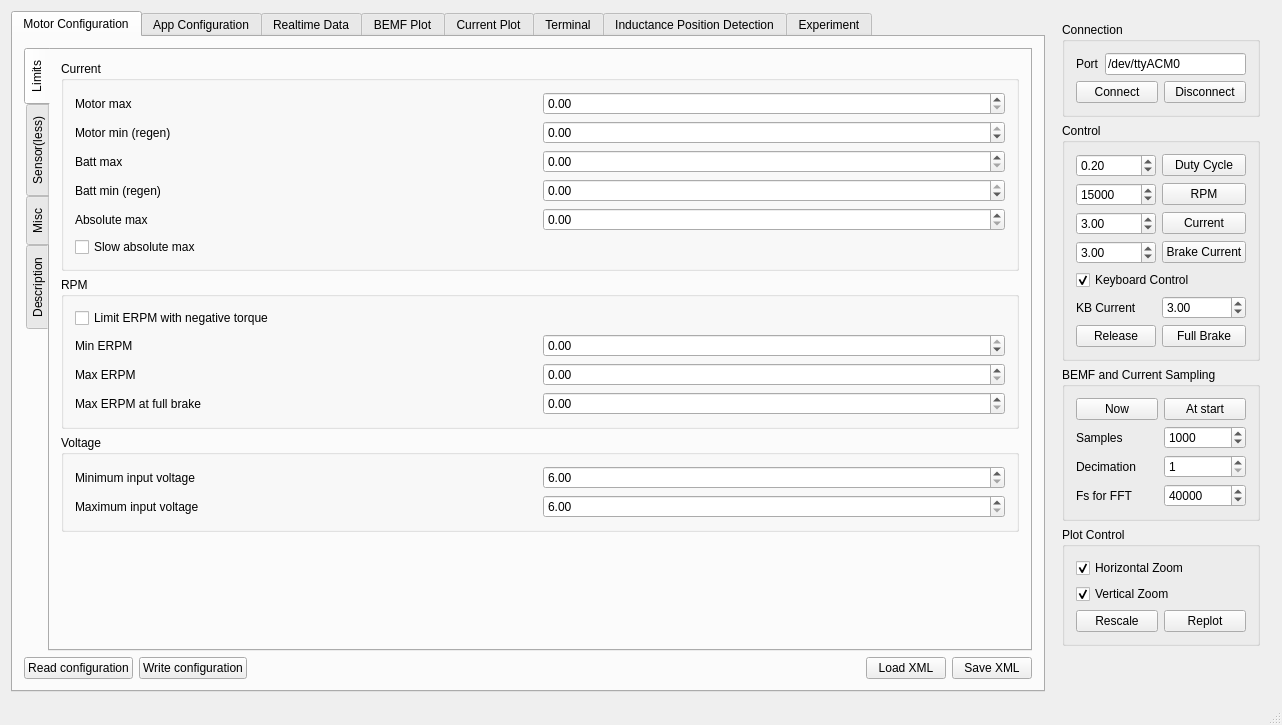
Above: mainwindow.ui from vedderb/bldc-tool before the change. Below: the same form after it.
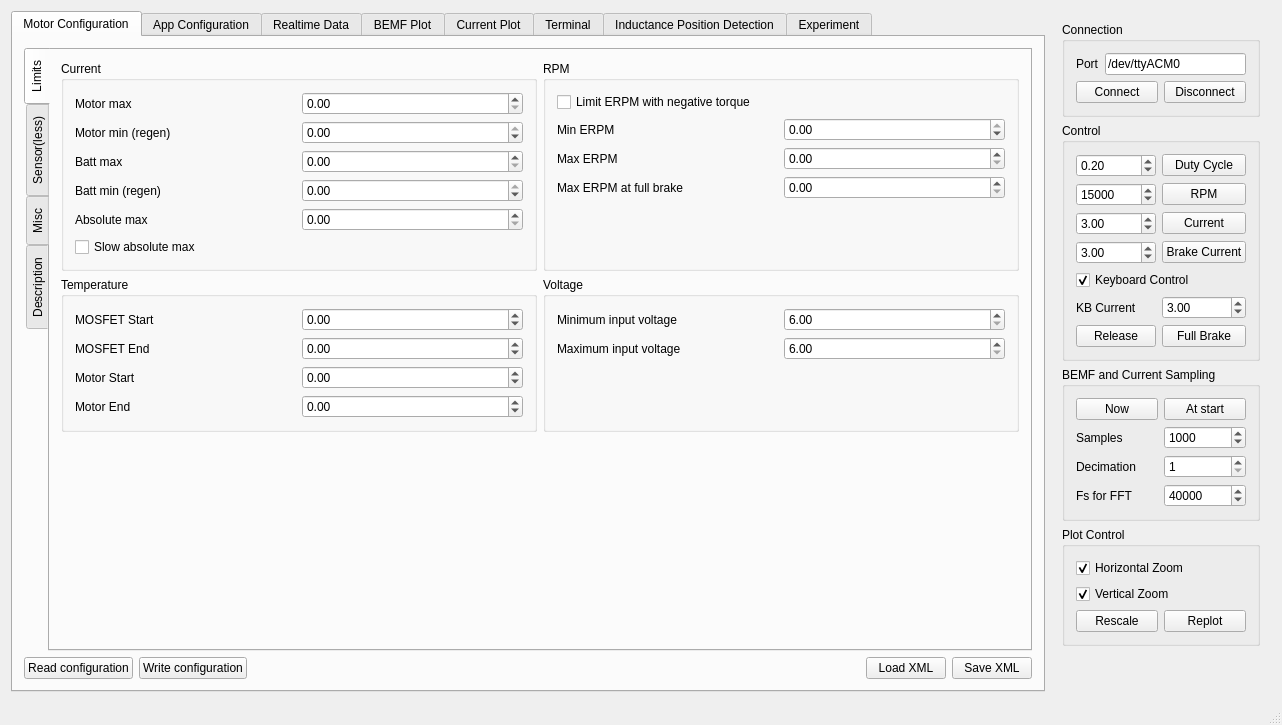
That is the form after the change. The open tabs and pages were chosen to show the change. Custom widgets are drawn as their Qt base class.

Commit message: Configurable temperature limit, new motor configurations

```diff
--- a/mainwindow.ui
+++ b/mainwindow.ui
@@ -56,9 +56,11 @@
              </attribute>
              <layout class="QVBoxLayout" name="verticalLayout_24">
               <item>
+               <layout class="QGridLayout" name="gridLayout_24">
+                <item row="0" column="0">
                <widget class="QGroupBox" name="groupBox_8">
                 <property name="sizePolicy">
-                 <sizepolicy hsizetype="Preferred" vsizetype="Fixed">
+                   <sizepolicy hsizetype="Preferred" vsizetype="MinimumExpanding">
                   <horstretch>0</horstretch>
                   <verstretch>0</verstretch>
                  </sizepolicy>
@@ -157,10 +159,10 @@
                 </layout>
                </widget>
               </item>
-              <item>
+                <item row="0" column="1">
                <widget class="QGroupBox" name="groupBox_9">
                 <property name="sizePolicy">
-                 <sizepolicy hsizetype="Preferred" vsizetype="Fixed">
+                   <sizepolicy hsizetype="Preferred" vsizetype="MinimumExpanding">
                   <horstretch>0</horstretch>
                   <verstretch>0</verstretch>
                  </sizepolicy>
@@ -218,13 +220,6 @@
                      </property>
                     </widget>
                    </item>
-                   <item row="3" column="0">
-                    <widget class="QLabel" name="label_23">
-                     <property name="text">
-                      <string>Max ERPM at full brake</string>
-                     </property>
-                    </widget>
-                   </item>
                    <item row="0" column="0">
                     <widget class="QCheckBox" name="mcconfLimErpmLimitNegTorqueBox">
                      <property name="text">
@@ -232,12 +227,121 @@
                      </property>
                     </widget>
                    </item>
+                     <item row="3" column="0">
+                      <widget class="QLabel" name="label_23">
+                       <property name="text">
+                        <string>Max ERPM at full brake</string>
+                       </property>
+                      </widget>
+                     </item>
+                     <item row="4" column="0">
+                      <spacer name="verticalSpacer_11">
+                       <property name="orientation">
+                        <enum>Qt::Vertical</enum>
+                       </property>
+                       <property name="sizeHint" stdset="0">
+                        <size>
+                         <width>20</width>
+                         <height>40</height>
+                        </size>
+                       </property>
+                      </spacer>
+                     </item>
                   </layout>
                  </item>
                 </layout>
                </widget>
               </item>
-              <item>
+                <item row="1" column="0">
+                 <widget class="QGroupBox" name="groupBox_27">
+                  <property name="title">
+                   <string>Temperature</string>
+                  </property>
+                  <layout class="QGridLayout" name="gridLayout_23">
+                   <item row="0" column="0">
+                    <widget class="QLabel" name="label_57">
+                     <property name="text">
+                      <string>MOSFET Start</string>
+                     </property>
+                    </widget>
+                   </item>
+                   <item row="0" column="1">
+                    <widget class="QDoubleSpinBox" name="mcconfLimTempFetStartBox">
+                     <property name="minimum">
+                      <double>-100.000000000000000</double>
+                     </property>
+                     <property name="maximum">
+                      <double>300.000000000000000</double>
+                     </property>
+                     <property name="singleStep">
+                      <double>5.000000000000000</double>
+                     </property>
+                    </widget>
+                   </item>
+                   <item row="1" column="0">
+                    <widget class="QLabel" name="label_58">
+                     <property name="text">
+                      <string>MOSFET End</string>
+                     </property>
+                    </widget>
+                   </item>
+                   <item row="1" column="1">
+                    <widget class="QDoubleSpinBox" name="mcconfLimTempFetEndBox">
+                     <property name="minimum">
+                      <double>-100.000000000000000</double>
+                     </property>
+                     <property name="maximum">
+                      <double>300.000000000000000</double>
+                     </property>
+                     <property name="singleStep">
+                      <double>5.000000000000000</double>
+                     </property>
+                    </widget>
+                   </item>
+                   <item row="2" column="0">
+                    <widget class="QLabel" name="label_59">
+                     <property name="text">
+                      <string>Motor Start</string>
+                     </property>
+                    </widget>
+                   </item>
+                   <item row="2" column="1">
+                    <widget class="QDoubleSpinBox" name="mcconfLimTempMotorStartBox">
+                     <property name="minimum">
+                      <double>-100.000000000000000</double>
+                     </property>
+                     <property name="maximum">
+                      <double>300.000000000000000</double>
+                     </property>
+                     <property name="singleStep">
+                      <double>5.000000000000000</double>
+                     </property>
+                    </widget>
+                   </item>
+                   <item row="3" column="0">
+                    <widget class="QLabel" name="label_60">
+                     <property name="text">
+                      <string>Motor End</string>
+                     </property>
+                    </widget>
+                   </item>
+                   <item row="3" column="1">
+                    <widget class="QDoubleSpinBox" name="mcconfLimTempMotorEndBox">
+                     <property name="minimum">
+                      <double>-100.000000000000000</double>
+                     </property>
+                     <property name="maximum">
+                      <double>300.000000000000000</double>
+                     </property>
+                     <property name="singleStep">
+                      <double>5.000000000000000</double>
+                     </property>
+                    </widget>
+                   </item>
+                  </layout>
+                 </widget>
+                </item>
+                <item row="1" column="1">
                <widget class="QGroupBox" name="groupBox_10">
                 <property name="title">
                  <string>Voltage</string>
@@ -245,6 +349,13 @@
                 <layout class="QHBoxLayout" name="horizontalLayout_20">
                  <item>
                   <layout class="QGridLayout" name="gridLayout_11">
+                     <item row="1" column="0">
+                      <widget class="QLabel" name="label_25">
+                       <property name="text">
+                        <string>Maximum input voltage</string>
+                       </property>
+                      </widget>
+                     </item>
                    <item row="0" column="0">
                     <widget class="QLabel" name="label_24">
                      <property name="text">
@@ -262,13 +373,6 @@
                      </property>
                     </widget>
                    </item>
-                   <item row="1" column="0">
-                    <widget class="QLabel" name="label_25">
-                     <property name="text">
-                      <string>Maximum input voltage</string>
-                     </property>
-                    </widget>
-                   </item>
                    <item row="1" column="1">
                     <widget class="QDoubleSpinBox" name="mcconfLimMaxVinBox">
                      <property name="minimum">
@@ -279,10 +383,25 @@
                      </property>
                     </widget>
                    </item>
+                     <item row="2" column="0">
+                      <spacer name="verticalSpacer_12">
+                       <property name="orientation">
+                        <enum>Qt::Vertical</enum>
+                       </property>
+                       <property name="sizeHint" stdset="0">
+                        <size>
+                         <width>20</width>
+                         <height>40</height>
+                        </size>
+                       </property>
+                      </spacer>
+                     </item>
                   </layout>
                  </item>
                 </layout>
                </widget>
+                </item>
+               </layout>
               </item>
               <item>
                <spacer name="verticalSpacer_4">
@@ -291,8 +410,8 @@
                 </property>
                 <property name="sizeHint" stdset="0">
                  <size>
-                  <width>20</width>
-                  <height>40</height>
+                  <width>17</width>
+                  <height>172</height>
                  </size>
                 </property>
                </spacer>
@@ -672,7 +791,7 @@
 &lt;/style&gt;&lt;/head&gt;&lt;body style=&quot; font-family:'Ubuntu'; font-size:11pt; font-weight:400; font-style:normal;&quot;&gt;
 &lt;p style=&quot; margin-top:0px; margin-bottom:0px; margin-left:0px; margin-right:0px; -qt-block-indent:0; text-indent:0px;&quot;&gt;Try to detect the integrator limit and the BEMF coupling. &lt;/p&gt;
 &lt;p style=&quot;-qt-paragraph-type:empty; margin-top:0px; margin-bottom:0px; margin-left:0px; margin-right:0px; -qt-block-indent:0; text-indent:0px; font-family:'Sans Serif'; font-size:9pt;&quot;&gt;&lt;br /&gt;&lt;/p&gt;
-&lt;p style=&quot; margin-top:0px; margin-bottom:0px; margin-left:0px; margin-right:0px; -qt-block-indent:0; text-indent:0px;&quot;&gt;Current is the current that should be used to spin up the motor and min ERPM is the ERPM below which auto-commutation should happen. Adjust them until the motor able to spin up when clicking start detection.&lt;/p&gt;
+&lt;p style=&quot; margin-top:0px; margin-bottom:0px; margin-left:0px; margin-right:0px; -qt-block-indent:0; text-indent:0px;&quot;&gt;Current is the current that should be used to spin up the motor and min ERPM is the ERPM below which auto-commutation should happen. Adjust them until the motor is able to spin up when clicking start detection.&lt;/p&gt;
 &lt;p style=&quot;-qt-paragraph-type:empty; margin-top:0px; margin-bottom:0px; margin-left:0px; margin-right:0px; -qt-block-indent:0; text-indent:0px;&quot;&gt;&lt;br /&gt;&lt;/p&gt;
 &lt;p style=&quot; margin-top:0px; margin-bottom:0px; margin-left:0px; margin-right:0px; -qt-block-indent:0; text-indent:0px;&quot;&gt;Low duty is the duty cycle at which the BEMF coupling is measured. It should be kept as low as possible as long as the motor is able to run smoothly at it.&lt;/p&gt;&lt;/body&gt;&lt;/html&gt;</string>
                    </property>
@@ -1258,7 +1377,7 @@
                  <item row="1" column="0">
                   <widget class="QLabel" name="label_49">
                    <property name="text">
-                    <string>Hysteresis</string>
+                    <string>Deadband</string>
                    </property>
                   </widget>
                  </item>
@@ -1512,7 +1631,7 @@
                  <item row="0" column="0">
                   <widget class="QLabel" name="label_54">
                    <property name="text">
-                    <string>Hysteresis</string>
+                    <string>Deadband</string>
                    </property>
                   </widget>
                  </item>
@@ -1561,12 +1680,6 @@
                   </widget>
                  </item>
                 </layout>
-                <zorder>appconfChukRpmLimEndBox</zorder>
-                <zorder>label_54</zorder>
-                <zorder>label_56</zorder>
-                <zorder>label_55</zorder>
-                <zorder>appconfChukRpmLimStartBox</zorder>
-                <zorder>appconfChukHystBox</zorder>
                 <zorder>label_56</zorder>
                 <zorder>appconfChukRpmLimStartBox</zorder>
                 <zorder>label_54</zorder>
@@ -1614,31 +1727,18 @@
 &lt;html&gt;&lt;head&gt;&lt;meta name=&quot;qrichtext&quot; content=&quot;1&quot; /&gt;&lt;style type=&quot;text/css&quot;&gt;
 p, li { white-space: pre-wrap; }
 &lt;/style&gt;&lt;/head&gt;&lt;body style=&quot; font-family:'Ubuntu'; font-size:11pt; font-weight:400; font-style:normal;&quot;&gt;
-&lt;p style=&quot; margin-top:0px; margin-bottom:0px; margin-left:0px; margin-right:0px; -qt-block-indent:0; text-indent:0px;&quot;&gt;This has been tested with the wireless Nyko Kama nunchuk. The receiver can be connected directly to the I2C port on the ESC. The y-axis on the joystick is used for acceleration/braking. The buttons have the following dunctions:&lt;/p&gt;
+&lt;p style=&quot; margin-top:0px; margin-bottom:0px; margin-left:0px; margin-right:0px; -qt-block-indent:0; text-indent:0px;&quot;&gt;This has been tested with the wireless Nyko Kama nunchuk. The receiver can be connected directly to the I2C port on the ESC. The y-axis on the joystick is used for acceleration/braking. The buttons have the following functions:&lt;/p&gt;
 &lt;p style=&quot;-qt-paragraph-type:empty; margin-top:0px; margin-bottom:0px; margin-left:0px; margin-right:0px; -qt-block-indent:0; text-indent:0px;&quot;&gt;&lt;br /&gt;&lt;/p&gt;
 &lt;p style=&quot; margin-top:0px; margin-bottom:0px; margin-left:0px; margin-right:0px; -qt-block-indent:0; text-indent:0px;&quot;&gt;&lt;span style=&quot; font-weight:600;&quot;&gt;C-Button:&lt;/span&gt;&lt;/p&gt;
-&lt;p style=&quot; margin-top:0px; margin-bottom:0px; margin-left:0px; margin-right:0px; -qt-block-indent:0; text-indent:0px;&quot;&gt;Cruise control. If the C-button is pressed, the ESC will maintail the current speed with a PID control loop. The joystick can still be used to accelerate and brake, but as soon as it is returned to the center position the new speed will be maintained, as long as the C-button is pressed.&lt;/p&gt;
+&lt;p style=&quot; margin-top:0px; margin-bottom:0px; margin-left:0px; margin-right:0px; -qt-block-indent:0; text-indent:0px;&quot;&gt;Cruise control. If the C-button is pressed, the ESC will maintail the current speed with a PID control loop. The joystick can still be used to accelerate and brake, but as soon as it is returned to the center position the new speed will be maintained, as long as the C-button remains pressed.&lt;/p&gt;
 &lt;p style=&quot;-qt-paragraph-type:empty; margin-top:0px; margin-bottom:0px; margin-left:0px; margin-right:0px; -qt-block-indent:0; text-indent:0px;&quot;&gt;&lt;br /&gt;&lt;/p&gt;
 &lt;p style=&quot; margin-top:0px; margin-bottom:0px; margin-left:0px; margin-right:0px; -qt-block-indent:0; text-indent:0px;&quot;&gt;&lt;span style=&quot; font-weight:600;&quot;&gt;Z-Button:&lt;/span&gt;&lt;/p&gt;
-&lt;p style=&quot; margin-top:0px; margin-bottom:0px; margin-left:0px; margin-right:0px; -qt-block-indent:0; text-indent:0px;&quot;&gt;The Z-button is used to override the soft speed limit at &lt;span style=&quot; font-style:italic;&quot;&gt;RPM limit start and RPM limit end&lt;/span&gt;. When the speed limit is active (the Z button is not pressed), the output will start becoming limited when the RPM reaches &lt;span style=&quot; font-style:italic;&quot;&gt;RPM limit start&lt;/span&gt;. At &lt;span style=&quot; font-style:italic;&quot;&gt;RPM limit end&lt;/span&gt; the output will be completely switched off and inbetween there is a soft transition. Note that RPM is electrical RPM and has to be divided by half the number of motor poles. The speed limit can be disabled by setting the limit values very high.&lt;/p&gt;
+&lt;p style=&quot; margin-top:0px; margin-bottom:0px; margin-left:0px; margin-right:0px; -qt-block-indent:0; text-indent:0px;&quot;&gt;The Z-button is used to override the soft speed limit at &lt;span style=&quot; font-style:italic;&quot;&gt;RPM limit start &lt;/span&gt;and&lt;span style=&quot; font-style:italic;&quot;&gt; RPM limit end&lt;/span&gt;. When the speed limit is active (the Z button is not pressed), the output will start becoming limited when the RPM reaches &lt;span style=&quot; font-style:italic;&quot;&gt;RPM limit start&lt;/span&gt;. At &lt;span style=&quot; font-style:italic;&quot;&gt;RPM limit end&lt;/span&gt; the output will be completely switched off and inbetween there is a soft transition. Note that RPM is electrical RPM and has to be divided by half the number of motor poles. The speed limit can be disabled by setting the limit values very high.&lt;/p&gt;
 &lt;p style=&quot;-qt-paragraph-type:empty; margin-top:0px; margin-bottom:0px; margin-left:0px; margin-right:0px; -qt-block-indent:0; text-indent:0px;&quot;&gt;&lt;br /&gt;&lt;/p&gt;
-&lt;p style=&quot; margin-top:0px; margin-bottom:0px; margin-left:0px; margin-right:0px; -qt-block-indent:0; text-indent:0px;&quot;&gt;There is also a safety function. If nothing received from the nunchuk (including the accelerometers) changes for longer than the timeout value in the &lt;span style=&quot; font-style:italic;&quot;&gt;General&lt;/span&gt; tab, the timeout function will be activated and either stop the motor or brake with the current specified next to the timeout value.&lt;/p&gt;&lt;/body&gt;&lt;/html&gt;</string>
+&lt;p style=&quot; margin-top:0px; margin-bottom:0px; margin-left:0px; margin-right:0px; -qt-block-indent:0; text-indent:0px;&quot;&gt;There is also a safety function. If nothing received from the nunchuk (including the accelerometers) changes for longer than the timeout value in the &lt;span style=&quot; font-style:italic;&quot;&gt;General&lt;/span&gt; tab, the timeout function will be activated and either release the motor or brake with the current specified next to the timeout value.&lt;/p&gt;&lt;/body&gt;&lt;/html&gt;</string>
                 </property>
                </widget>
               </item>
-              <item>
-               <spacer name="verticalSpacer_11">
-                <property name="orientation">
-                 <enum>Qt::Vertical</enum>
-                </property>
-                <property name="sizeHint" stdset="0">
-                 <size>
-                  <width>20</width>
-                  <height>50</height>
-                 </size>
-                </property>
-               </spacer>
-              </item>
              </layout>
             </widget>
            </widget>
```
Lines whose indentation alone changed are shown as unchanged. The commit also changes 9 other files.
